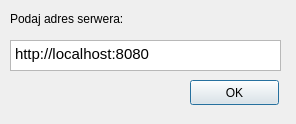
Qt form vstreamer/gui/login/LoginDialog.ui (As-You-Like/video-streamer) before a commit.
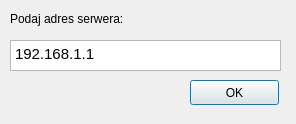
The same form after that commit.

Commit message: added ping to test server connection

What changed in the file:
```diff
--- a/vstreamer/gui/login/LoginDialog.ui
+++ b/vstreamer/gui/login/LoginDialog.ui
@@ -27,7 +27,7 @@
 &lt;html&gt;&lt;head&gt;&lt;meta name=&quot;qrichtext&quot; content=&quot;1&quot; /&gt;&lt;style type=&quot;text/css&quot;&gt;
 p, li { white-space: pre-wrap; }
 &lt;/style&gt;&lt;/head&gt;&lt;body style=&quot; font-family:'Ubuntu'; font-size:11pt; font-weight:400; font-style:normal;&quot;&gt;
-&lt;p style=&quot; margin-top:0px; margin-bottom:0px; margin-left:0px; margin-right:0px; -qt-block-indent:0; text-indent:0px;&quot;&gt;http://localhost:8080&lt;/p&gt;&lt;/body&gt;&lt;/html&gt;</string>
+&lt;p style=&quot; margin-top:0px; margin-bottom:0px; margin-left:0px; margin-right:0px; -qt-block-indent:0; text-indent:0px;&quot;&gt;192.168.1.1&lt;/p&gt;&lt;/body&gt;&lt;/html&gt;</string>
    </property>
   </widget>
   <widget class="QLabel" name="label">
```
The commit also changes 2 other files.
